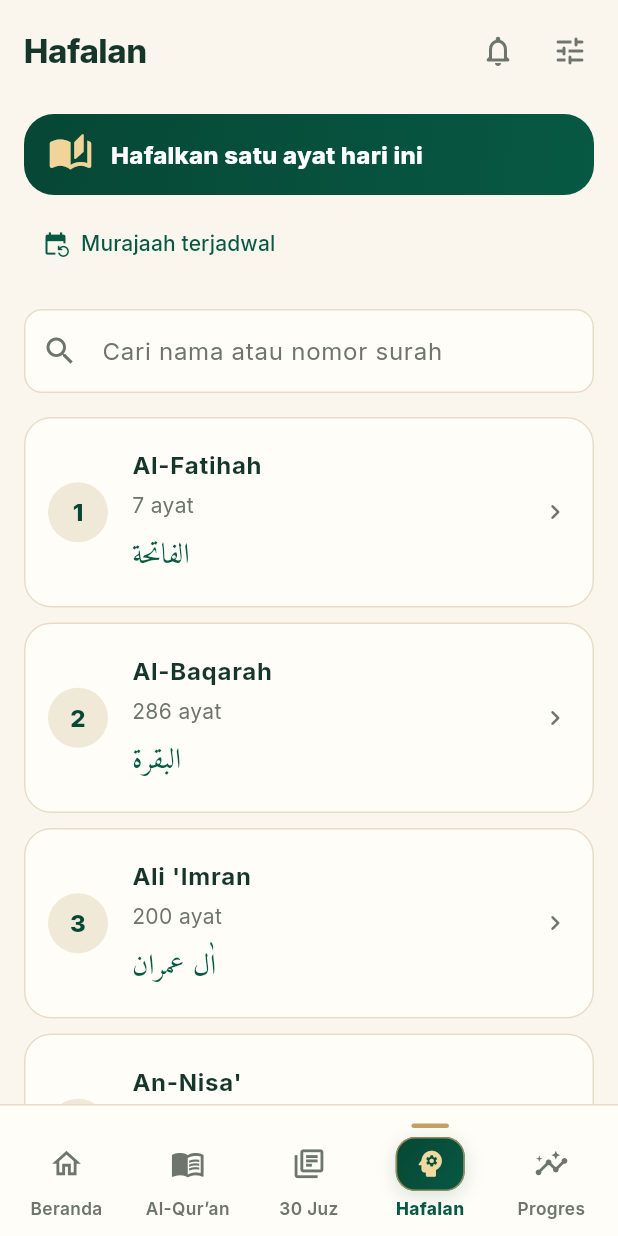
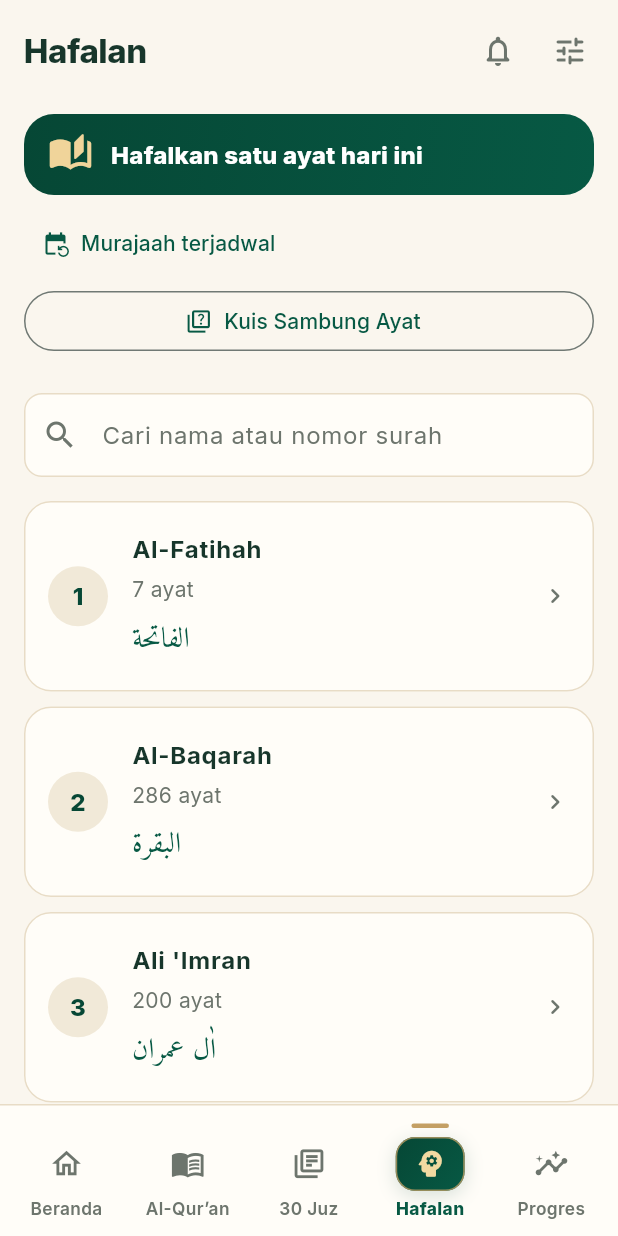
Before and after one commit to twentzyzz/Tahfidz-qur-an, a Flutter app: the screen it shows after launch, after a tap on "Mulai Menghafal", on a phone screen of 412 x 824 dp. Run offline on Flutter 3.47's test engine with Material 3 defaults, Android fonts, the phone set to English and light mode, and no system bars; our stand-ins replace flutter_local_notifications, geocoding, geolocator, just_audio, just_audio_background, shared_preferences and 1 more; missing offline and left inert: record, sherpa_onnx.

Commit message:
feat: add verse quiz entry to memorization tab

```diff
--- a/lib/features/tahfidz/tahfidz_page.dart
+++ b/lib/features/tahfidz/tahfidz_page.dart
@@ -3,6 +3,7 @@ import '../../core/constants/app_colors.dart';
 
 import '../../l10n/app_strings.dart';
 import 'review_page.dart';
+import 'verse_quiz_page.dart';
 import '../surah/surah_list_page.dart';
 
 class TahfidzPage extends StatelessWidget {
@@ -54,6 +55,23 @@ class TahfidzPage extends StatelessWidget {
           ),
         ),
       ),
+      Padding(
+        padding: const EdgeInsets.fromLTRB(16, 0, 16, 8),
+        child: SizedBox(
+          width: double.infinity,
+          child: OutlinedButton.icon(
+            key: const Key('open-verse-quiz'),
+            onPressed: () => Navigator.push(
+              c,
+              MaterialPageRoute<void>(
+                builder: (_) => const VerseQuizPage(),
+              ),
+            ),
+            icon: const Icon(Icons.quiz_outlined),
+            label: Text(c.t('Kuis Sambung Ayat', 'Next Verse Quiz')),
+          ),
+        ),
+      ),
       const Expanded(child: SurahListPage(memorize: true)),
     ],
   );
```
